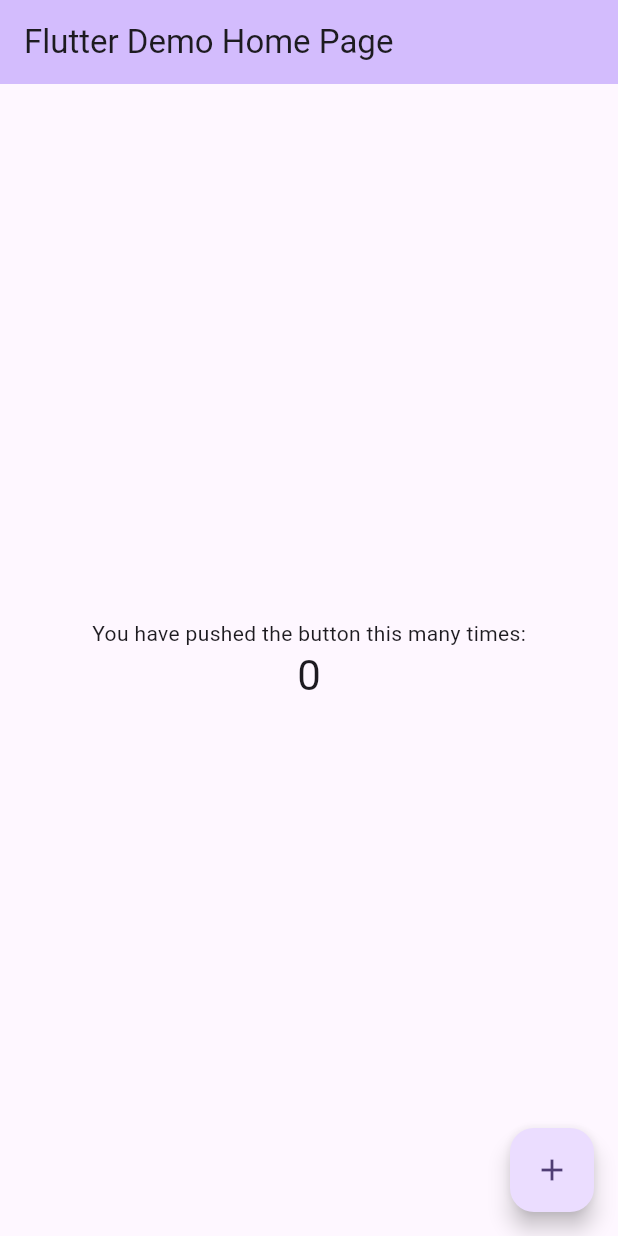
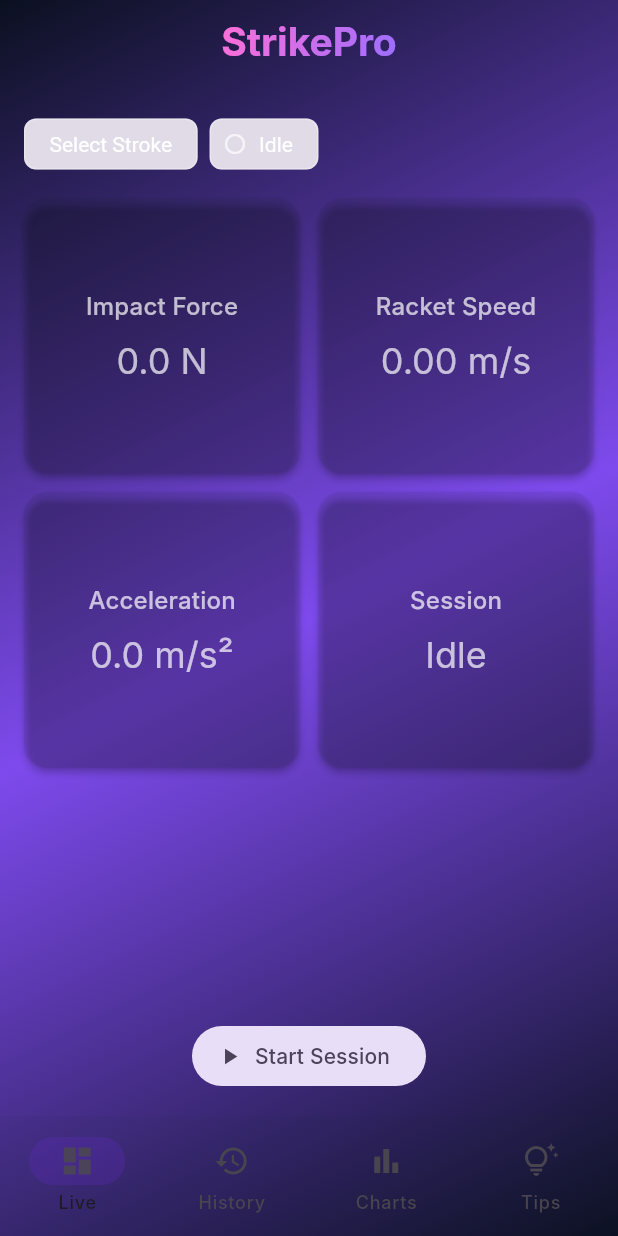
Before and after one commit to fejiibabyy/capstone-flyingbirdies, a Flutter app: the screen it shows after launch, on a phone screen of 412 x 824 dp. Run offline on Flutter 3.47's test engine with Material 3 defaults, Android fonts, the light colour scheme and no system bars; our stand-ins replace fl_chart; Roboto replaces fonts that are missing (Inter).

Commit message:
fixed path errors

```diff
--- a/flying_birdies/lib/app/app.dart
+++ b/flying_birdies/lib/app/app.dart
@@ -28,7 +28,7 @@ class _FlyingBirdiesAppState extends State<FlyingBirdiesApp> {
         decoration: const BoxDecoration(
           gradient: LinearGradient(
             begin: Alignment.topLeft, end: Alignment.bottomRight,
-            colors: [AppTheme.bgDark, Color(0xFF2A1852), AppTheme.bgDark],
+            colors: [AppTheme.bgDark, Color.fromARGB(255, 126, 74, 237), AppTheme.bgDark],
           ),
         ),
         child: Scaffold(
@@ -36,8 +36,24 @@ class _FlyingBirdiesAppState extends State<FlyingBirdiesApp> {
           appBar: AppBar(
             backgroundColor: Colors.transparent,
             surfaceTintColor: Colors.transparent,
-            title: const Text('Flying Birdies'),
+            centerTitle: true,
+           title: ShaderMask(
+          shaderCallback: (bounds) => const LinearGradient(
+            colors: [Color(0xFFFF6FD8), Color(0xFF9B6EFF)], // purple → deep blue
+            begin: Alignment.topLeft,
+            end: Alignment.bottomRight,
+          ).createShader(bounds),
+          child: const Text(
+            'StrikePro',
+            style: TextStyle(
+              fontSize: 26,
+              fontWeight: FontWeight.bold,
+              color: Colors.white, // Needed but will be overridden by gradient
+            ),
           ),
+        ),
+          ),
+
           body: pages[index],
           bottomNavigationBar: NavigationBar(
             backgroundColor: const Color(0x111C2540),
--- /dev/null
+++ b/flying_birdies/lib/features/live/widgets/live_page.dart
@@ -0,0 +1,69 @@
+import 'dart:async';
+import 'package:flutter/material.dart';
+
+import 'package:flying_birdies/models/metrics.dart';
+import 'package:flying_birdies/services/mock_metrics.dart';
+import 'package:flying_birdies/widgets/metric_card.dart';
+
+
+class LivePage extends StatefulWidget {
+  const LivePage({super.key});
+  @override State<LivePage> createState() => _LivePageState();
+}
+
+class _LivePageState extends State<LivePage> {
+  bool running = false;
+  Metrics latest = Metrics.zero();
+  late final StreamSubscription sub;
+
+  @override
+  void initState() {
+    super.initState();
+    sub = MockMetricsService.instance.stream.listen((m) {
+      if (!running) return;
+      setState(() => latest = m);
+    });
+  }
+
+  @override
+  void dispose() {
+    sub.cancel();
+    super.dispose();
+  }
+
+  @override
+  Widget build(BuildContext context) {
+    return Padding(
+      padding: const EdgeInsets.all(16),
+      child: Column(children: [
+        Row(children: [
+          const Chip(label: Text('Select Stroke')),
+          const SizedBox(width: 8),
+          Chip(
+            avatar: Icon(running ? Icons.circle : Icons.circle_outlined,
+                size: 16, color: running ? Colors.greenAccent : Colors.white70),
+            label: Text(running ? 'Live' : 'Idle'),
+          ),
+        ]),
+        const SizedBox(height: 12),
+        Expanded(
+          child: GridView.count(
+            crossAxisCount: 2, crossAxisSpacing: 12, mainAxisSpacing: 12,
+            children: [
+              MetricCard(label: 'Impact Force', value: '${latest.forceN.toStringAsFixed(1)} N'),
+              MetricCard(label: 'Racket Speed', value: '${latest.speedMs.toStringAsFixed(2)} m/s'),
+              MetricCard(label: 'Acceleration', value: '${latest.accelMs2.toStringAsFixed(1)} m/s²'),
+              MetricCard(label: 'Session', value: running ? 'Live' : 'Idle'),
+            ],
+          ),
+        ),
+        const SizedBox(height: 12),
+        FilledButton.tonalIcon(
+          onPressed: () => setState(() => running = !running),
+          icon: Icon(running ? Icons.stop : Icons.play_arrow),
+          label: Text(running ? 'Stop Session' : 'Start Session'),
+        ),
+      ]),
+    );
+  }
+}
--- a/flying_birdies/lib/main.dart
+++ b/flying_birdies/lib/main.dart
@@ -1,122 +1,6 @@
 import 'package:flutter/material.dart';
+import 'app/app.dart'; //
 
 void main() {
-  runApp(const MyApp());
+  runApp(const FlyingBirdiesApp());
 }
-
-class MyApp extends StatelessWidget {
-  const MyApp({super.key});
-
-  // This widget is the root of your application.
-  @override
-  Widget build(BuildContext context) {
-    return MaterialApp(
-      title: 'Flutter Demo',
-      theme: ThemeData(
-        // This is the theme of your application.
-        //
-        // TRY THIS: Try running your application with "flutter run". You'll see
-        // the application has a purple toolbar. Then, without quitting the app,
-        // try changing the seedColor in the colorScheme below to Colors.green
-        // and then invoke "hot reload" (save your changes or press the "hot
-        // reload" button in a Flutter-supported IDE, or press "r" if you used
-        // the command line to start the app).
-        //
-        // Notice that the counter didn't reset back to zero; the application
-        // state is not lost during the reload. To reset the state, use hot
-        // restart instead.
-        //
-        // This works for code too, not just values: Most code changes can be
-        // tested with just a hot reload.
-        colorScheme: ColorScheme.fromSeed(seedColor: Colors.deepPurple),
-      ),
-      home: const MyHomePage(title: 'Flutter Demo Home Page'),
-    );
-  }
-}
-
-class MyHomePage extends StatefulWidget {
-  const MyHomePage({super.key, required this.title});
-
-  // This widget is the home page of your application. It is stateful, meaning
-  // that it has a State object (defined below) that contains fields that affect
-  // how it looks.
-
-  // This class is the configuration for the state. It holds the values (in this
-  // case the title) provided by the parent (in this case the App widget) and
-  // used by the build method of the State. Fields in a Widget subclass are
-  // always marked "final".
-
-  final String title;
-
-  @override
-  State<MyHomePage> createState() => _MyHomePageState();
-}
-
-class _MyHomePageState extends State<MyHomePage> {
-  int _counter = 0;
-
-  void _incrementCounter() {
-    setState(() {
-      // This call to setState tells the Flutter framework that something has
-      // changed in this State, which causes it to rerun the build method below
-      // so that the display can reflect the updated values. If we changed
-      // _counter without calling setState(), then the build method would not be
-      // called again, and so nothing would appear to happen.
-      _counter++;
-    });
-  }
-
-  @override
-  Widget build(BuildContext context) {
-    // This method is rerun every time setState is called, for instance as done
-    // by the _incrementCounter method above.
-    //
-    // The Flutter framework has been optimized to make rerunning build methods
-    // fast, so that you can just rebuild anything that needs updating rather
-    // than having to individually change instances of widgets.
-    return Scaffold(
-      appBar: AppBar(
-        // TRY THIS: Try changing the color here to a specific color (to
-        // Colors.amber, perhaps?) and trigger a hot reload to see the AppBar
-        // change color while the other colors stay the same.
-        backgroundColor: Theme.of(context).colorScheme.inversePrimary,
-        // Here we take the value from the MyHomePage object that was created by
-        // the App.build method, and use it to set our appbar title.
-        title: Text(widget.title),
-      ),
-      body: Center(
-        // Center is a layout widget. It takes a single child and positions it
-        // in the middle of the parent.
-        child: Column(
-          // Column is also a layout widget. It takes a list of children and
-          // arranges them vertically. By default, it sizes itself to fit its
-          // children horizontally, and tries to be as tall as its parent.
-          //
-          // Column has various properties to control how it sizes itself and
-          // how it positions its children. Here we use mainAxisAlignment to
-          // center the children vertically; the main axis here is the vertical
-          // axis because Columns are vertical (the cross axis would be
-          // horizontal).
-          //
-          // TRY THIS: Invoke "debug painting" (choose the "Toggle Debug Paint"
-          // action in the IDE, or press "p" in the console), to see the
-          // wireframe for each widget.
-          mainAxisAlignment: MainAxisAlignment.center,
-          children: <Widget>[
-            const Text('You have pushed the button this many times:'),
-            Text(
-              '$_counter',
-              style: Theme.of(context).textTheme.headlineMedium,
-            ),
-          ],
-        ),
-      ),
-      floatingActionButton: FloatingActionButton(
-        onPressed: _incrementCounter,
-        tooltip: 'Increment',
-        child: const Icon(Icons.add),
-      ), // This trailing comma makes auto-formatting nicer for build methods.
-    );
-  }
-}
--- /dev/null
+++ b/flying_birdies/lib/models/metrics.dart
@@ -0,0 +1,5 @@
+class Metrics {
+  final double forceN, speedMs, accelMs2;
+  const Metrics({required this.forceN, required this.speedMs, required this.accelMs2});
+  factory Metrics.zero() => const Metrics(forceN: 0, speedMs: 0, accelMs2: 0);
+}
--- /dev/null
+++ b/flying_birdies/lib/services/mock_metrics.dart
@@ -0,0 +1,31 @@
+import 'dart:async';
+import 'dart:math';
+import '../models/metrics.dart';
+
+class MockMetricsService {
+  MockMetricsService._();
+  static final instance = MockMetricsService._();
+  final _rand = Random();
+  final _controller = StreamController<Metrics>.broadcast();
+  Timer? _timer;
+
+  Stream<Metrics> get stream {
+    _start();
+    return _controller.stream;
+  }
+
+  void _start() {
+    _timer ??= Timer.periodic(const Duration(milliseconds: 120), (_) {
+      final t = DateTime.now().millisecond / 1000.0;
+      final force = 10 + 6 * sin(t * 6) + _rand.nextDouble() * 2;
+      final speed = 5 + 3 * sin(t * 4 + 1.2) + _rand.nextDouble();
+      final accel = 2 + 1.5 * sin(t * 7 + 0.6) + _rand.nextDouble();
+      _controller.add(Metrics(forceN: force, speedMs: speed, accelMs2: accel));
+    });
+  }
+
+  void dispose() {
+    _timer?.cancel();
+    _controller.close();
+  }
+}
--- /dev/null
+++ b/flying_birdies/lib/widgets/metric_card.dart
@@ -0,0 +1,23 @@
+import 'package:flutter/material.dart';
+
+class MetricCard extends StatelessWidget {
+  final String label, value;
+  final Widget? trailing;
+  const MetricCard({super.key, required this.label, required this.value, this.trailing});
+
+  @override
+  Widget build(BuildContext context) {
+    final t = Theme.of(context).textTheme;
+    return Card(
+      child: Padding(
+        padding: const EdgeInsets.all(16),
+        child: Column(mainAxisAlignment: MainAxisAlignment.center, children: [
+          Text(label, style: t.titleMedium),
+          const SizedBox(height: 8),
+          Text(value, style: t.headlineSmall),
+          if (trailing != null) ...[const SizedBox(height: 8), trailing!],
+        ]),
+      ),
+    );
+  }
+}
```
Also changed, not shown: flying_birdies/lib/features/charts/widgets/charts_page.dart (added, +36 -0 lines), flying_birdies/lib/features/history/widgets/history_page.dart (added, +21 -0 lines), flying_birdies/lib/features/tips/tips_page.dart (added, +11 -0 lines), flying_birdies/pubspec.yaml (+12 -68 lines), flying_birdies/pubspec.lock, 2 other files.
